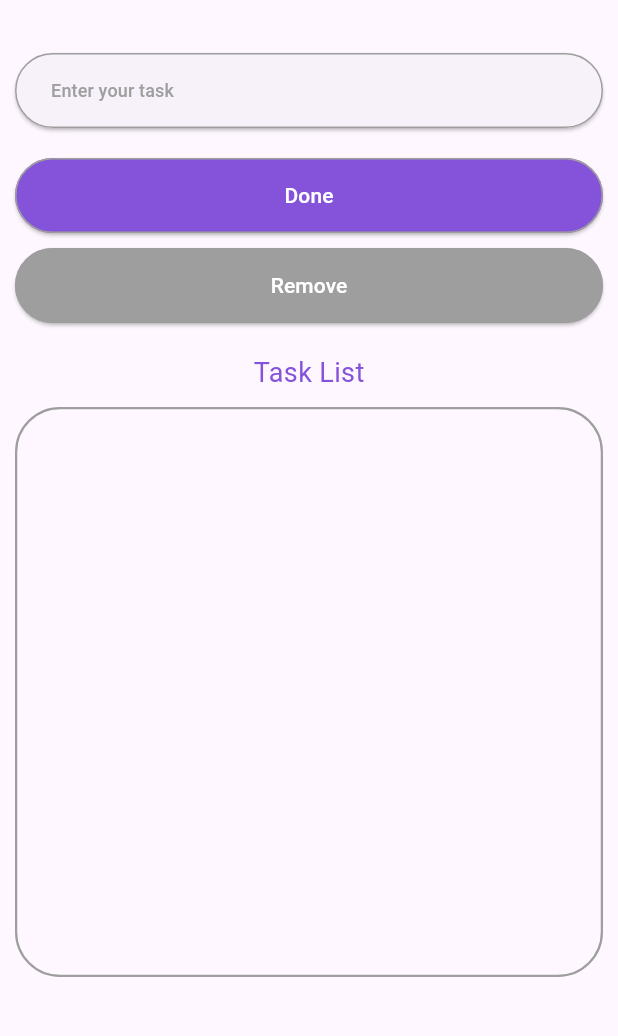
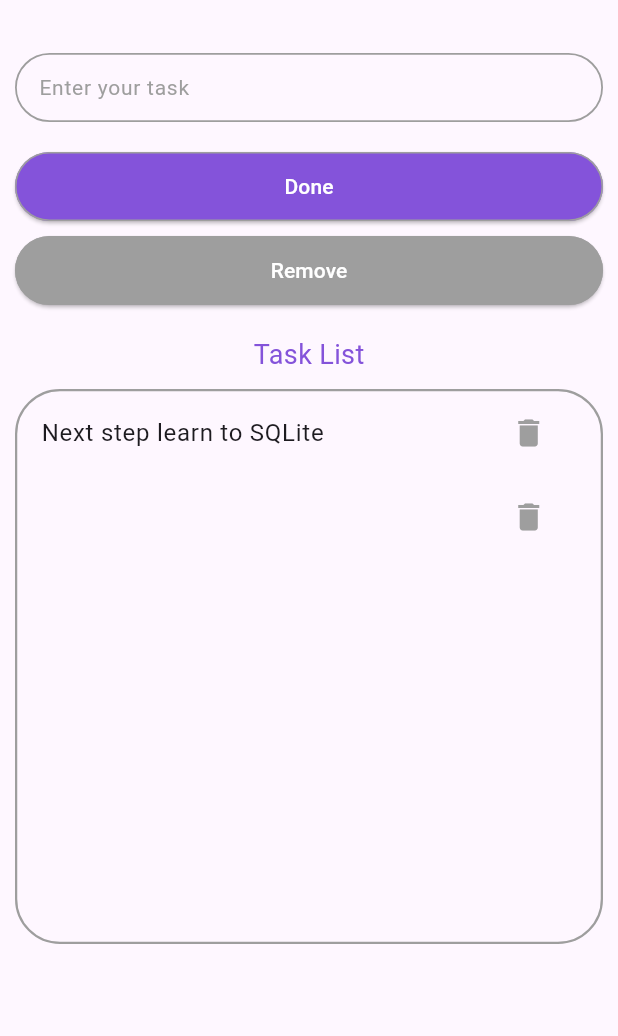
Before and after one commit to makhmudovna/Hive_Demo, a Flutter app: the screen it shows after launch, after a tap on "Done", on a phone screen of 412 x 824 dp, the part 61-1097 px from its top. Run offline on Flutter 3.47's test engine with Material 3 defaults, Android fonts, the phone set to English and light mode, and no system bars; our stand-ins replace hive, hive_flutter; accounts and stored records are empty.

Commit message:
Project completed

```diff
--- a/lib/main.dart
+++ b/lib/main.dart
@@ -1,8 +1,12 @@
 import 'package:flutter/material.dart';
+import 'package:hive_flutter/hive_flutter.dart';
 
 import 'pages/hive_demo_app.dart';
 
-void main() {
+void main() async {
+  WidgetsFlutterBinding.ensureInitialized();
+  await Hive.initFlutter();
+  await Hive.openBox('my box');
   runApp(const MyApp());
 }
 
--- a/lib/pages/database.dart
+++ b/lib/pages/database.dart
@@ -1,5 +1,26 @@
 import 'package:hive/hive.dart';
 
 class HiveDataBase {
+  //hive box
   final _myBox = Hive.box('my box');
+
+  //empty task list
+  List<String> taskList = [];
+
+  //method
+
+  //created initial data
+  void createdInitialData() {
+    taskList = ['Next step learn to SQLite'];
+  }
+
+  //load data from hive storage
+  void loadData() {
+    taskList = List<String>.from(_myBox.get('TODOLIST'));
+  }
+
+  //updata the data to hive storage
+  void updateData() {
+    _myBox.put('TODOLIST', taskList);
+  }
 }
--- a/lib/pages/hive_demo_app.dart
+++ b/lib/pages/hive_demo_app.dart
@@ -1,4 +1,6 @@
 import 'package:flutter/material.dart';
+import 'package:hive/hive.dart';
+import 'package:hive_demo/pages/database.dart';
 import 'package:hive_demo/widgets/button.dart';
 import 'package:hive_demo/widgets/container_list.dart';
 
@@ -10,6 +12,38 @@ class HiveDemoApp extends StatefulWidget {
 }
 
 class _HiveDemoAppState extends State<HiveDemoApp> {
+  final _taskController = TextEditingController();
+  final _myBox = Hive.box('my box');
+
+  HiveDataBase db = HiveDataBase();
+
+  @override
+  void initState() {
+    super.initState();
+    if (_myBox.get('TODOLIST') == null) {
+      db.createdInitialData();
+    } else {
+      db.loadData();
+    }
+  }
+
+  //save new task
+  void saveNewTask() {
+    setState(() {
+      db.taskList.add(_taskController.text);
+      _taskController.clear();
+      db.updateData();
+    });
+  }
+
+  //remove task
+  void removeTask(int index) {
+    setState(() {
+      db.taskList.removeAt(index);
+      db.updateData();
+    });
+  }
+
   @override
   Widget build(BuildContext context) {
     return Scaffold(
@@ -30,30 +64,53 @@ class _HiveDemoAppState extends State<HiveDemoApp> {
             const SizedBox(
               height: 10,
             ),
-            ElevatedButton(
-              onPressed: () {},
-              style: ElevatedButton.styleFrom(
-                  alignment: Alignment.centerLeft,
-                  side: BorderSide(
-                    color: Colors.grey.shade500,
-                    width: 1,
+            SizedBox(
+              height: 46,
+              child: TextField(
+                controller: _taskController,
+                decoration: InputDecoration(
+                  labelText: 'Enter your task',
+                  labelStyle: const TextStyle(
+                    color: Colors.grey, // binafsha rang
+                    fontSize: 14,
                   ),
-                  minimumSize: const Size(500, 50)),
-              child: const Text(
-                'Enter your task',
-                style: TextStyle(fontSize: 12, color: Colors.grey),
+                  enabledBorder: OutlineInputBorder(
+                    borderRadius: BorderRadius.circular(40),
+                    borderSide: const BorderSide(
+                      color: Colors.grey,
+                      width: 1.2,
+                    ),
+                  ),
+                  focusedBorder: OutlineInputBorder(
+                    borderRadius: BorderRadius.circular(40),
+                    borderSide: const BorderSide(
+                      color: Colors.grey,
+                      width: 1.2,
+                    ),
+                  ),
+                ),
               ),
             ),
             const SizedBox(
               height: 20,
             ),
             Button(
-                backgroundColor: const Color.fromARGB(255, 132, 83, 218),
-                txt: 'Done'),
+              backgroundColor: const Color.fromARGB(255, 132, 83, 218),
+              txt: 'Done',
+              onPressed: saveNewTask,
+            ),
             const SizedBox(
               height: 10,
             ),
-            Button(backgroundColor: Colors.grey, txt: 'Remove'),
+            Button(
+              backgroundColor: Colors.grey,
+              txt: 'Remove',
+              onPressed: () {
+                if (db.taskList.isNotEmpty) {
+                  removeTask(db.taskList.length - 1);
+                }
+              },
+            ),
             const SizedBox(
               height: 20,
             ),
@@ -67,7 +124,10 @@ class _HiveDemoAppState extends State<HiveDemoApp> {
             const SizedBox(
               height: 10,
             ),
-            ContainerList(),
+            ContainerList(
+              taskList: db.taskList,
+              onRemove: removeTask,
+            ),
           ],
         ),
       ),
--- a/lib/widgets/button.dart
+++ b/lib/widgets/button.dart
@@ -1,29 +1,33 @@
 import 'package:flutter/material.dart';
 
-class Button extends StatefulWidget {
+class Button extends StatelessWidget {
   final Color backgroundColor;
   final String txt;
-  Button({super.key, required this.backgroundColor, required this.txt});
+  final VoidCallback onPressed;
+  const Button(
+      {super.key,
+      required this.backgroundColor,
+      required this.txt,
+      required this.onPressed});
 
   @override
-  State<Button> createState() => _ButtonState();
-}
-
-class _ButtonState extends State<Button> {
-  @override
   Widget build(BuildContext context) {
-    return ElevatedButton(
-      onPressed: () {},
+    return SizedBox(
+      height: 46,
+      width: MediaQuery.sizeOf(context).width,
+      child: ElevatedButton(
+        onPressed: onPressed,
         style: ElevatedButton.styleFrom(
-        backgroundColor: widget.backgroundColor,
+            backgroundColor: backgroundColor,
             side: BorderSide(
               color: Colors.grey.shade500,
               width: 1,
             ),
-          minimumSize: const Size(500, 50)),
+            ),
         child: Text(
-        widget.txt,
+          txt,
           style: const TextStyle(fontSize: 14, color: Colors.white),
+        ),
       ),
     );
   }
--- a/lib/widgets/container_list.dart
+++ b/lib/widgets/container_list.dart
@@ -1,30 +1,38 @@
+// container_list.dart
 import 'package:flutter/material.dart';
 
-class ContainerList extends StatefulWidget {
-  const ContainerList({super.key});
+class ContainerList extends StatelessWidget {
+  final List<String> taskList;
+  final Function(int) onRemove;
 
-  @override
-  State<ContainerList> createState() => _ContainerListState();
-}
+  const ContainerList({
+    super.key,
+    required this.taskList,
+    required this.onRemove,
+  });
 
-class _ContainerListState extends State<ContainerList> {
   @override
   Widget build(BuildContext context) {
     return Container(
-      height: 380,
+      height: 370,
       width: MediaQuery.sizeOf(context).width,
       decoration: BoxDecoration(
         borderRadius: BorderRadius.circular(30),
-            border: Border.all(
-          color: Colors.grey,
-          width: 1.5,
-        ),
+        border: Border.all(color: Colors.grey, width: 1.5),
       ),
       child: SingleChildScrollView(
         child: Column(
-          children: [
-
-          ],
+          children: List.generate(
+            taskList.length,
+            (index) => ListTile(
+              title: Text(taskList[index]),
+              trailing: IconButton(
+                icon: const Icon(Icons.delete, color: Colors.grey),
+                onPressed: () =>
+                    onRemove(index),
+              ),
+            ),
+          ),
         ),
       ),
     );
```
Lines whose indentation alone changed are shown as unchanged.
